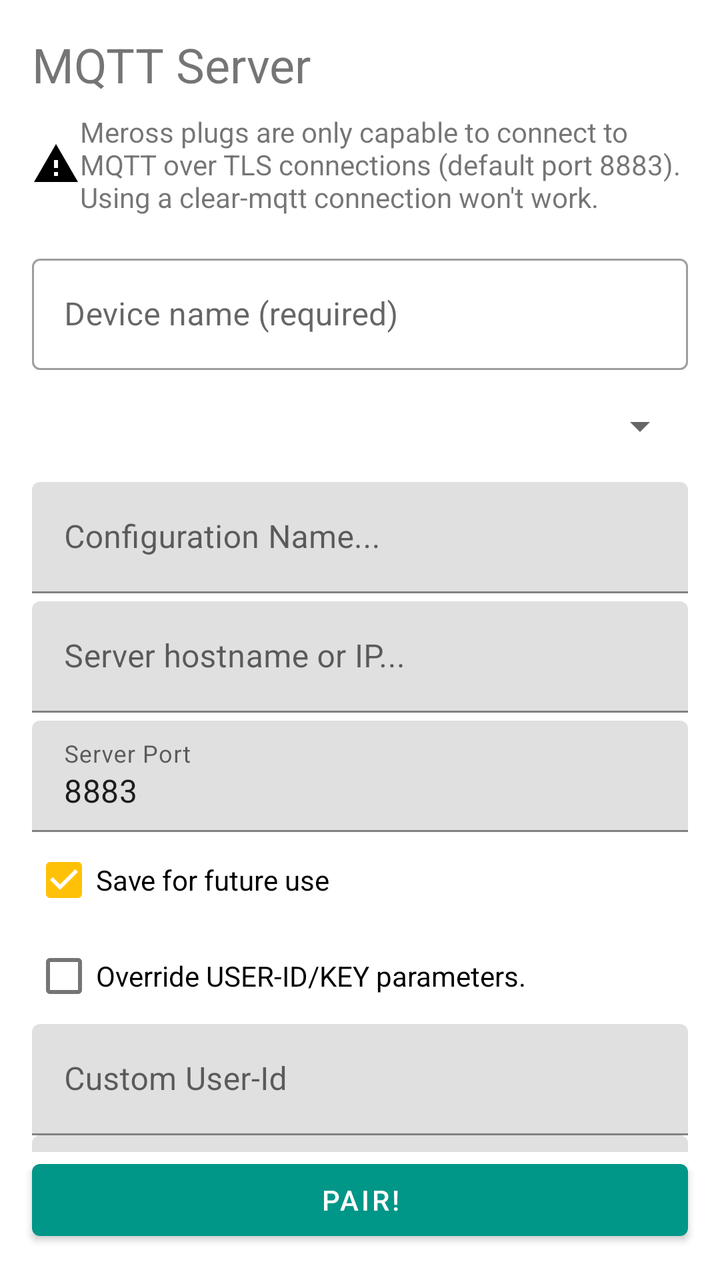
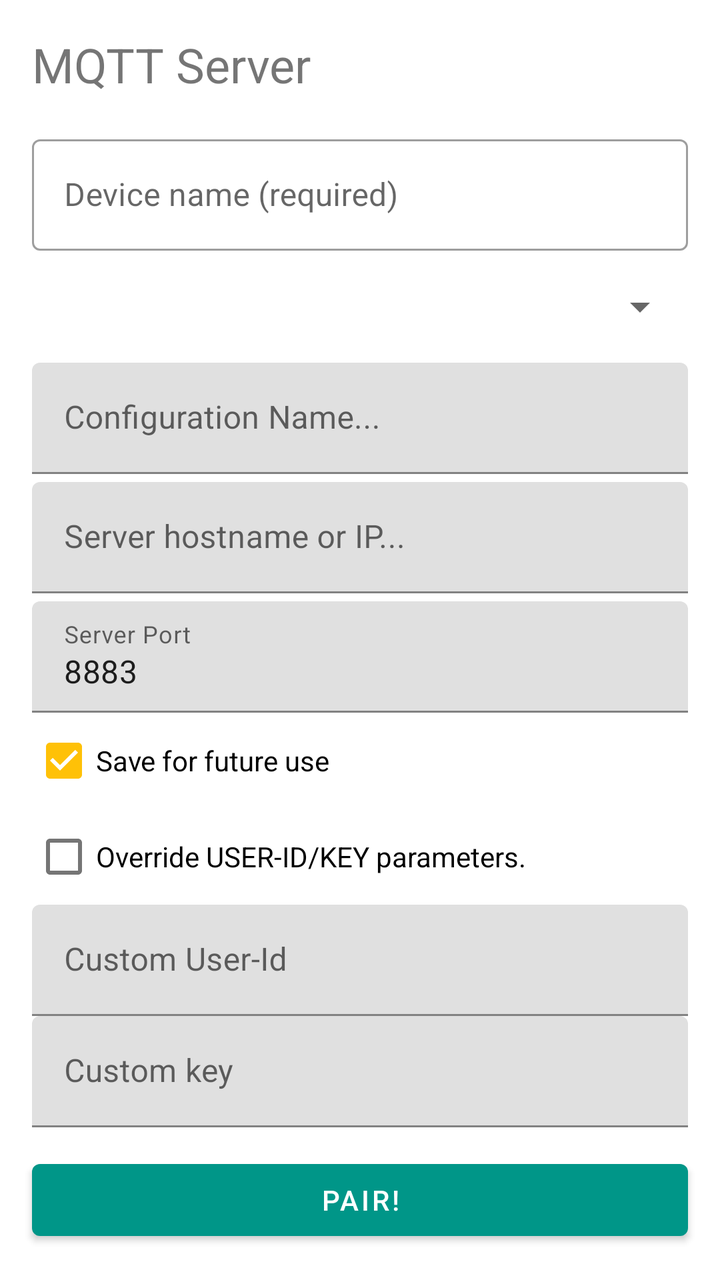

Two renders of the same Android screen: before a commit and after it. Below are the layout's source before the change and the commit's diff.
<!-- AndroidManifest.xml: application theme AppTheme -->
<!-- res/layout/fragment_mqtt_config.xml -->
<?xml version="1.0" encoding="utf-8"?>
<androidx.constraintlayout.widget.ConstraintLayout xmlns:android="http://schemas.android.com/apk/res/android"
    xmlns:app="http://schemas.android.com/apk/res-auto"
    xmlns:tools="http://schemas.android.com/tools"
    android:layout_width="match_parent"
    android:layout_height="match_parent"
    tools:context=".ui.fragments.pair.ConfigureWifiFragment">

    <Button
        android:id="@+id/pairButton"
        android:layout_width="0dp"
        android:layout_height="wrap_content"
        android:layout_marginStart="16dp"
        android:layout_marginLeft="16dp"
        android:layout_marginEnd="16dp"
        android:layout_marginRight="16dp"
        android:layout_marginBottom="16dp"
        android:text="@string/pair_btn"
        app:layout_constraintBottom_toBottomOf="parent"
        app:layout_constraintEnd_toEndOf="parent"
        app:layout_constraintHorizontal_bias="0.498"
        app:layout_constraintStart_toStartOf="parent" />

    <androidx.core.widget.NestedScrollView
        android:id="@+id/mqttConfigScroll"
        android:layout_width="0dp"
        android:layout_height="0dp"
        android:fillViewport="true"
        app:layout_constraintBottom_toTopOf="@+id/pairButton"
        app:layout_constraintEnd_toEndOf="parent"
        app:layout_constraintStart_toStartOf="parent"
        app:layout_constraintTop_toTopOf="parent">

        <androidx.constraintlayout.widget.ConstraintLayout
            android:layout_width="match_parent"
            android:layout_height="wrap_content"
            android:paddingBottom="16dp">

            <TextView
                android:id="@+id/textView19"
                android:layout_width="wrap_content"
                android:layout_height="wrap_content"
                android:layout_marginStart="16dp"
                android:layout_marginLeft="16dp"
                android:layout_marginTop="16dp"
                android:text="@string/mqtt_fragment_title"
                android:textSize="24sp"
                app:layout_constraintStart_toStartOf="parent"
                app:layout_constraintTop_toTopOf="parent" />

            <TextView
                android:id="@+id/textView22"
                android:layout_width="0dp"
                android:layout_height="wrap_content"
                android:layout_marginStart="16dp"
                android:layout_marginLeft="16dp"
                android:layout_marginTop="8dp"
                android:layout_marginEnd="16dp"
                android:layout_marginRight="16dp"
                android:drawableStart="@drawable/ic_warning_black_24dp"
                android:drawableLeft="@drawable/ic_warning_black_24dp"
                android:text="@string/mqtt_config_fragment_text"
                app:layout_constraintEnd_toEndOf="parent"
                app:layout_constraintStart_toStartOf="parent"
                app:layout_constraintTop_toBottomOf="@+id/textView19" />

            <com.google.android.material.textfield.TextInputLayout
                android:id="@+id/deviceNameInputLayout"
                style="@style/Widget.MaterialComponents.TextInputLayout.OutlinedBox"
                android:layout_width="0dp"
                android:layout_height="wrap_content"
                android:layout_marginStart="16dp"
                android:layout_marginLeft="16dp"
                android:layout_marginTop="16dp"
                android:layout_marginEnd="16dp"
                android:layout_marginRight="16dp"
                android:hint="Device name (required)"
                app:layout_constraintEnd_toEndOf="parent"
                app:layout_constraintStart_toStartOf="parent"
                app:layout_constraintTop_toBottomOf="@+id/textView22">

                <com.google.android.material.textfield.TextInputEditText
                    android:layout_width="match_parent"
                    android:layout_height="wrap_content"
                    android:imeOptions="actionNext"
                    android:singleLine="true" />
            </com.google.android.material.textfield.TextInputLayout>

            <Spinner
                android:id="@+id/mqttConfigurationSpinner"
                android:layout_width="0dp"
                android:layout_height="wrap_content"
                android:layout_marginStart="16dp"
                android:layout_marginLeft="16dp"
                android:layout_marginTop="16dp"
                android:layout_marginEnd="16dp"
                android:layout_marginRight="16dp"
                app:layout_constraintEnd_toEndOf="parent"
                app:layout_constraintStart_toStartOf="parent"
                app:layout_constraintTop_toBottomOf="@+id/deviceNameInputLayout" />

            <CheckBox
                android:id="@+id/modifyDefaultCheckbox"
                android:layout_width="wrap_content"
                android:layout_height="wrap_content"
                android:layout_marginStart="16dp"
                android:layout_marginLeft="16dp"
                android:layout_marginTop="8dp"
                android:text="@string/modify_default_broker"
                android:visibility="gone"
                app:layout_constraintStart_toStartOf="parent"
                app:layout_constraintTop_toBottomOf="@+id/mqttConfigurationSpinner" />

            <androidx.constraintlayout.widget.ConstraintLayout
                android:id="@+id/newConfigurationFrame"
                android:layout_width="match_parent"
                android:layout_height="wrap_content"
                android:layout_marginStart="16dp"
                android:layout_marginLeft="16dp"
                android:layout_marginTop="16dp"
                android:layout_marginEnd="16dp"
                android:layout_marginRight="16dp"
                android:visibility="visible"
                app:layout_constraintEnd_toEndOf="parent"
                app:layout_constraintStart_toStartOf="parent"
                app:layout_constraintTop_toBottomOf="@+id/modifyDefaultCheckbox"
                tools:context=".ui.fragments.pair.ConfigureWifiFragment">

                <com.google.android.material.textfield.TextInputLayout
                    android:id="@+id/mqttConfigurationNameEditText"
                    android:layout_width="0dp"
                    android:layout_height="wrap_content"
                    android:ems="10"
                    android:hint="@string/mqtt_conf_name"
                    android:inputType="textPersonName"
                    android:visibility="visible"
                    app:layout_constraintEnd_toEndOf="parent"
                    app:layout_constraintStart_toStartOf="parent"
                    app:layout_constraintTop_toTopOf="parent">

                    <com.google.android.material.textfield.TextInputEditText
                        android:layout_width="match_parent"
                        android:layout_height="wrap_content"
                        android:singleLine="true"
                        android:imeOptions="actionNext"/>
                </com.google.android.material.textfield.TextInputLayout>

                <com.google.android.material.textfield.TextInputLayout
                    android:id="@+id/mqttHostnameEditText"
                    android:layout_width="0dp"
                    android:layout_height="wrap_content"
                    android:layout_marginTop="4dp"
                    android:ems="10"
                    android:hint="@string/mqtt_host_name"
                    android:inputType="textPersonName"
                    android:singleLine="true"
                    android:visibility="visible"
                    app:layout_constraintEnd_toEndOf="parent"
                    app:layout_constraintStart_toStartOf="parent"
                    app:layout_constraintTop_toBottomOf="@+id/mqttConfigurationNameEditText">

                    <com.google.android.material.textfield.TextInputEditText
                        android:layout_width="match_parent"
                        android:layout_height="wrap_content"
                        android:singleLine="true"
                        android:imeOptions="actionNext"/>
                </com.google.android.material.textfield.TextInputLayout>

                <com.google.android.material.textfield.TextInputLayout
                    android:id="@+id/mqttPortEditText"
                    android:layout_width="0dp"
                    android:layout_height="wrap_content"
                    android:layout_marginTop="4dp"
                    android:digits="[0,1,2,3,4,5,6,7,8,9]"
                    android:ems="10"
                    android:hint="@string/mqtt_port"
                    android:inputType="number"
                    android:visibility="visible"
                    app:layout_constraintEnd_toEndOf="parent"
                    app:layout_constraintStart_toStartOf="parent"
                    app:layout_constraintTop_toBottomOf="@+id/mqttHostnameEditText">

                    <com.google.android.material.textfield.TextInputEditText
                        android:layout_width="match_parent"
                        android:layout_height="wrap_content"
                        android:text="8883"
                        android:singleLine="true"
                        android:imeOptions="actionDone"
                        />
                </com.google.android.material.textfield.TextInputLayout>

                <CheckBox
                    android:id="@+id/saveCheckbox"
                    android:layout_width="wrap_content"
                    android:layout_height="wrap_content"
                    android:checked="true"
                    android:text="@string/save_checkbox"
                    android:visibility="visible"
                    app:layout_constraintStart_toStartOf="parent"
                    app:layout_constraintTop_toBottomOf="@+id/mqttPortEditText" />

                <CheckBox
                    android:id="@+id/overrideMqttParams"
                    android:layout_width="wrap_content"
                    android:layout_height="wrap_content"
                    android:checked="false"
                    android:text="@string/mqtt_key_override_message"
                    android:visibility="visible"
                    app:layout_constraintStart_toStartOf="parent"
                    app:layout_constraintTop_toBottomOf="@+id/saveCheckbox" />

                <com.google.android.material.textfield.TextInputLayout
                    android:id="@+id/customMqttUserId"
                    android:layout_width="0dp"
                    android:layout_height="wrap_content"
                    android:ems="10"
                    android:hint="@string/mqtt_custom_user_id"
                    android:inputType="textPersonName"
                    android:visibility="visible"
                    app:layout_constraintEnd_toEndOf="parent"
                    app:layout_constraintStart_toStartOf="parent"
                    app:layout_constraintTop_toBottomOf="@+id/overrideMqttParams">

                    <com.google.android.material.textfield.TextInputEditText
                        android:layout_width="match_parent"
                        android:layout_height="match_parent"
                        android:singleLine="true"
                        android:imeOptions="actionNext"/>
                </com.google.android.material.textfield.TextInputLayout>

                <com.google.android.material.textfield.TextInputLayout
                    android:id="@+id/customMqttKey"
                    android:layout_width="0dp"
                    android:layout_height="wrap_content"
                    android:ems="10"
                    android:hint="@string/mqtt_custom_key"
                    android:inputType="textPersonName"
                    android:visibility="visible"
                    app:layout_constraintEnd_toEndOf="parent"
                    app:layout_constraintStart_toStartOf="parent"
                    app:layout_constraintTop_toBottomOf="@+id/customMqttUserId">

                    <com.google.android.material.textfield.TextInputEditText
                        android:layout_width="match_parent"
                        android:layout_height="wrap_content"
                        android:singleLine="true"
                        android:imeOptions="actionDone"/>
                </com.google.android.material.textfield.TextInputLayout>

            </androidx.constraintlayout.widget.ConstraintLayout>

        </androidx.constraintlayout.widget.ConstraintLayout>

    </androidx.core.widget.NestedScrollView>

</androidx.constraintlayout.widget.ConstraintLayout>
<!-- resources referenced by this layout -->
<resources>
  <!-- drawable ic_warning_black_24dp (drawable) -->
  <vector xmlns:android="http://schemas.android.com/apk/res/android"
          android:width="24dp"
          android:height="24dp"
          android:viewportWidth="24.0"
          android:viewportHeight="24.0">
      <path
          android:fillColor="#FF000000"
          android:pathData="M1,21h22L12,2 1,21zM13,18h-2v-2h2v2zM13,14h-2v-4h2v4z"/>
  </vector>
  <string name="modify_default_broker">Modify</string>
  <string name="mqtt_conf_name">Configuration Name...</string>
  <string name="mqtt_config_fragment_text">Meross plugs are only capable to connect to MQTT over TLS connections (default port 8883). Using a clear-mqtt connection won\'t work.</string>
  <string name="mqtt_custom_key">Custom key</string>
  <string name="mqtt_custom_user_id">Custom User-Id</string>
  <string name="mqtt_fragment_title">MQTT Server</string>
  <string name="mqtt_host_name">Server hostname or IP...</string>
  <string name="mqtt_key_override_message">Override USER-ID/KEY parameters.</string>
  <string name="mqtt_port">Server Port</string>
  <string name="pair_btn">Pair!</string>
  <string name="save_checkbox">Save for future use</string>
  <style name="AppTheme" parent="Theme.MaterialComponents.Light">
          <item name="colorPrimary">@color/colorPrimary</item>
          <item name="colorPrimaryDark">@color/colorPrimaryDark</item>
          <item name="colorPrimaryVariant">@color/colorPrimaryLight</item>
  
          <item name="colorSecondary">@color/colorAccent</item>
          <item name="colorSecondaryVariant">@color/colorSecondaryLight</item>
  
          <item name="windowActionBar">false</item>
          <item name="windowNoTitle">true</item>
      </style>
  <color name="colorPrimary">#009688</color>
  <color name="colorPrimaryDark">#00796B</color>
  <color name="colorPrimaryLight">#B2DFDB</color>
  <color name="colorAccent">#FFC107</color>
  <color name="colorSecondaryLight">#757575</color>
</resources>

<!-- the commit's change to res/layout/fragment_mqtt_config.xml (unified diff, before → after) -->
@@ -48,22 +48,6 @@
                 app:layout_constraintStart_toStartOf="parent"
                 app:layout_constraintTop_toTopOf="parent" />
 
-            <TextView
-                android:id="@+id/textView22"
-                android:layout_width="0dp"
-                android:layout_height="wrap_content"
-                android:layout_marginStart="16dp"
-                android:layout_marginLeft="16dp"
-                android:layout_marginTop="8dp"
-                android:layout_marginEnd="16dp"
-                android:layout_marginRight="16dp"
-                android:drawableStart="@drawable/ic_warning_black_24dp"
-                android:drawableLeft="@drawable/ic_warning_black_24dp"
-                android:text="@string/mqtt_config_fragment_text"
-                app:layout_constraintEnd_toEndOf="parent"
-                app:layout_constraintStart_toStartOf="parent"
-                app:layout_constraintTop_toBottomOf="@+id/textView19" />
-
             <com.google.android.material.textfield.TextInputLayout
                 android:id="@+id/deviceNameInputLayout"
                 style="@style/Widget.MaterialComponents.TextInputLayout.OutlinedBox"
@@ -77,7 +61,7 @@
                 android:hint="Device name (required)"
                 app:layout_constraintEnd_toEndOf="parent"
                 app:layout_constraintStart_toStartOf="parent"
-                app:layout_constraintTop_toBottomOf="@+id/textView22">
+                app:layout_constraintTop_toBottomOf="@+id/textView19">
 
                 <com.google.android.material.textfield.TextInputEditText
                     android:layout_width="match_parent"
<!-- resource entries referenced after the edit -->
@@ -1,18 +1,7 @@
 <!-- resources referenced by this layout -->
 <resources>
-  <!-- drawable ic_warning_black_24dp (drawable) -->
-  <vector xmlns:android="http://schemas.android.com/apk/res/android"
-          android:width="24dp"
-          android:height="24dp"
-          android:viewportWidth="24.0"
-          android:viewportHeight="24.0">
-      <path
-          android:fillColor="#FF000000"
-          android:pathData="M1,21h22L12,2 1,21zM13,18h-2v-2h2v2zM13,14h-2v-4h2v4z"/>
-  </vector>
   <string name="modify_default_broker">Modify</string>
   <string name="mqtt_conf_name">Configuration Name...</string>
-  <string name="mqtt_config_fragment_text">Meross plugs are only capable to connect to MQTT over TLS connections (default port 8883). Using a clear-mqtt connection won\'t work.</string>
   <string name="mqtt_custom_key">Custom key</string>
   <string name="mqtt_custom_user_id">Custom User-Id</string>
   <string name="mqtt_fragment_title">MQTT Server</string>
